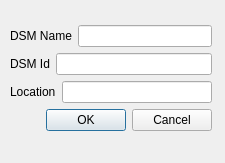
Above: src/nidas/apps/config/AddDSMComboDialog.ui from NCAR/nidas before the change. Below: the same form after it.
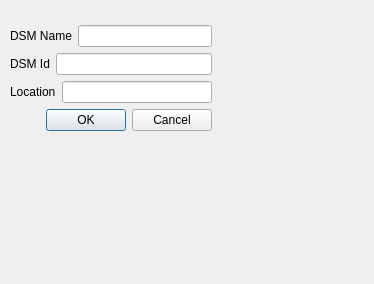
That is the form after the change.

What changed in the file:
```diff
--- a/src/nidas/apps/config/AddDSMComboDialog.ui
+++ b/src/nidas/apps/config/AddDSMComboDialog.ui
@@ -6,8 +6,8 @@
    <rect>
     <x>0</x>
     <y>0</y>
-    <width>225</width>
-    <height>163</height>
+    <width>374</width>
+    <height>284</height>
    </rect>
   </property>
   <property name="sizePolicy">
@@ -19,7 +19,7 @@
   <property name="windowTitle">
    <string>Add Sensor</string>
   </property>
-  <widget class="QWidget" name="">
+  <widget class="QWidget" name="layoutWidget">
    <property name="geometry">
     <rect>
      <x>10</x>
```
Left out of the diff: 16 changed lines with no effect on the pictures.
